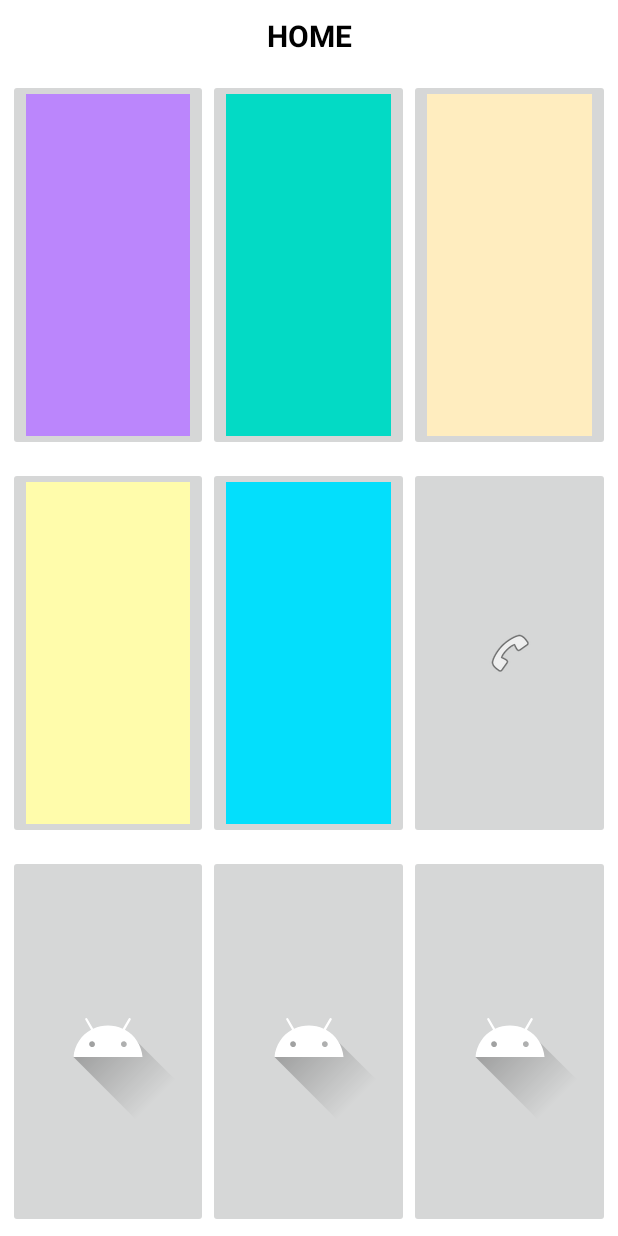
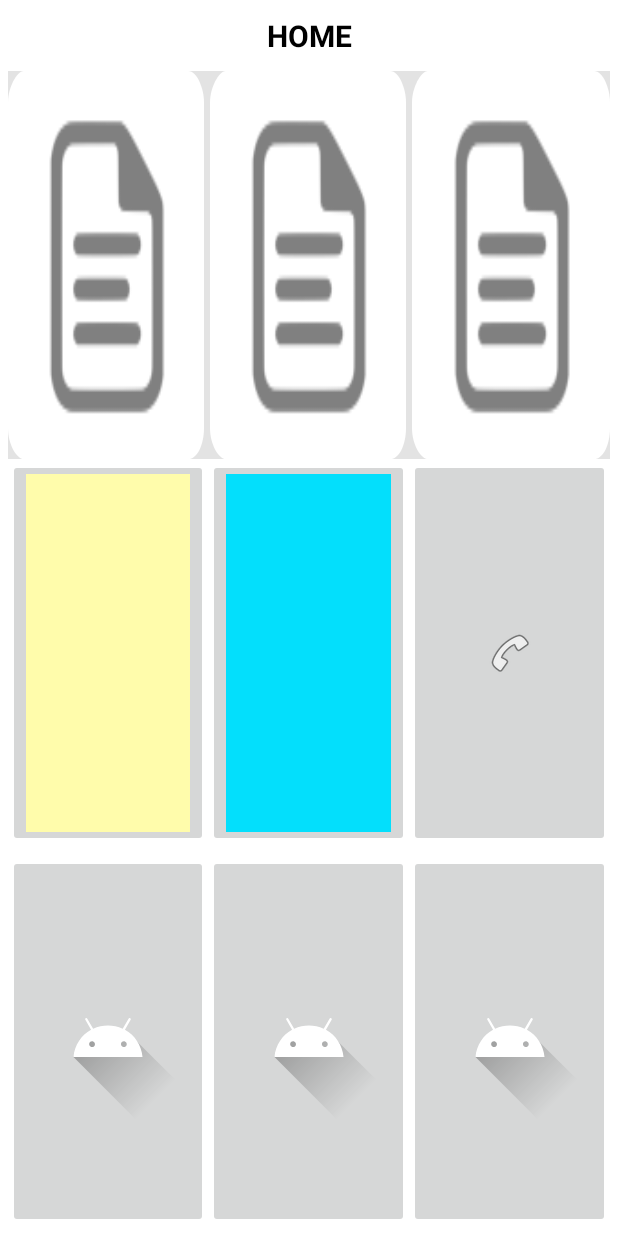
Before and after one commit to Mihai-Razvan/CustomerApp, an Android app: the ActivityMain screen opened directly, with no data from a screen before it, on a phone screen of 412 x 824 dp. Run offline under Robolectric (Android 15) with nearby library versions, the phone set to English and light mode, and no system bars.

Commit message:
started the visual update of the main activity

```diff
--- a/CustomerApp/CustomerApp_Client/app/src/main/java/com/example/customerapp_client/GlobalManager.java
+++ b/CustomerApp/CustomerApp_Client/app/src/main/java/com/example/customerapp_client/GlobalManager.java
@@ -14,7 +14,7 @@ public class GlobalManager {
 
     public static String httpNGROKAddress()
     {
-        return "http://a674-2a02-2f0c-5a09-aa00-2973-816a-31ee-c44d.ngrok.io";
+        return "http://88ae-2a02-2f0c-5a09-aa00-2973-816a-31ee-c44d.ngrok.io";
     }
 
     public static void setClientId(int clientId) {
--- a/CustomerApp/CustomerApp_Client/app/src/main/res/layout/activity_main.xml
+++ b/CustomerApp/CustomerApp_Client/app/src/main/res/layout/activity_main.xml
@@ -49,8 +49,9 @@
                 android:id="@+id/act_main_linear_layout_1"
                 android:layout_width="0dp"
                 android:layout_height="match_parent"
-                android:layout_margin="5dp"
+                android:layout_marginHorizontal="5dp"
                 android:orientation="horizontal"
+                android:background="@color/testColor5"
                 app:layout_constraintBottom_toBottomOf="parent"
                 app:layout_constraintEnd_toEndOf="parent"
                 app:layout_constraintStart_toStartOf="parent"
@@ -60,25 +61,46 @@
                     android:id="@+id/act_main_test_button"
                     android:layout_width="0dp"
                     android:layout_height="match_parent"
-                    android:layout_weight="1"
+                    android:layout_weight="30"
                     android:contentDescription="@string/action_settings"
-                    app:srcCompat="@color/purple_200" />
+                    android:scaleType="fitXY"
+                    android:padding="0dp"
+
+                    app:srcCompat="@mipmap/place_holder" />
+
+                <Space
+                    android:layout_width="0dp"
+                    android:layout_height="1dp"
+                    android:layout_weight="1" >
+                </Space>
 
                 <ImageButton
                     android:id="@+id/act_main_bills_button"
                     android:layout_width="0dp"
                     android:layout_height="match_parent"
-                    android:layout_weight="1"
+                    android:layout_weight="30"
                     android:contentDescription="@string/action_settings"
-                    app:srcCompat="@color/teal_200" />
+                    android:scaleType="fitXY"
+                    android:padding="0dp"
+
+                    app:srcCompat="@mipmap/place_holder" />
+
+                <Space
+                    android:layout_width="0dp"
+                    android:layout_height="1dp"
+                    android:layout_weight="1" >
+                </Space>
 
                 <ImageButton
                     android:id="@+id/act_main_account_button"
                     android:layout_width="0dp"
                     android:layout_height="match_parent"
-                    android:layout_weight="1"
+                    android:layout_weight="30"
                     android:contentDescription="@string/action_settings"
-                    app:srcCompat="@color/testColor" />
+                    android:scaleType="fitXY"
+                    android:padding="0dp"
+
+                    app:srcCompat="@mipmap/place_holder" />
             </LinearLayout>
         </androidx.constraintlayout.widget.ConstraintLayout>
 
@@ -93,7 +115,7 @@
                 android:id="@+id/act_main_linear_layout_2"
                 android:layout_width="0dp"
                 android:layout_height="match_parent"
-                android:layout_margin="5dp"
+                android:layout_marginHorizontal="5dp"
                 android:orientation="horizontal"
                 app:layout_constraintBottom_toBottomOf="parent"
                 app:layout_constraintEnd_toEndOf="parent"
--- /dev/null
+++ b/CustomerApp/CustomerApp_Client/app/src/main/res/mipmap-anydpi-v26/place_holder.xml
@@ -0,0 +1,5 @@
+<?xml version="1.0" encoding="utf-8"?>
+<adaptive-icon xmlns:android="http://schemas.android.com/apk/res/android">
+    <background android:drawable="@color/place_holder_background"/>
+    <foreground android:drawable="@mipmap/icon_test_1"/>
+</adaptive-icon>
--- /dev/null
+++ b/CustomerApp/CustomerApp_Client/app/src/main/res/mipmap-anydpi-v26/place_holder_round.xml
@@ -0,0 +1,5 @@
+<?xml version="1.0" encoding="utf-8"?>
+<adaptive-icon xmlns:android="http://schemas.android.com/apk/res/android">
+    <background android:drawable="@color/place_holder_background"/>
+    <foreground android:drawable="@mipmap/icon_test_1"/>
+</adaptive-icon>
--- /dev/null
+++ b/CustomerApp/CustomerApp_Client/app/src/main/res/values/place_holder_background.xml
@@ -0,0 +1,4 @@
+<?xml version="1.0" encoding="utf-8"?>
+<resources>
+    <color name="place_holder_background">#FFFFFF</color>
+</resources>
```
Also changed, not shown: CustomerApp/CustomerApp_Client/app/src/main/place_holder-playstore.png, CustomerApp/CustomerApp_Client/app/src/main/res/mipmap-hdpi/icon_test_1.png (added), CustomerApp/CustomerApp_Client/app/src/main/res/mipmap-hdpi/test_icon.png (added), CustomerApp/CustomerApp_Client/app/src/main/res/mipmap-mdpi/icon_test_1.png (added), CustomerApp/CustomerApp_Client/app/src/main/res/mipmap-mdpi/test_icon.png (added), CustomerApp/CustomerApp_Client/app/src/main/res/mipmap-xhdpi/icon_test_1.png (added), CustomerApp/CustomerApp_Client/app/src/main/res/mipmap-xhdpi/test_icon.png (added), CustomerApp/CustomerApp_Client/app/src/main/res/mipmap-xxhdpi/icon_test_1.png (added), CustomerApp/CustomerApp_Client/app/src/main/res/mipmap-xxhdpi/test_icon.png (added), CustomerApp/CustomerApp_Client/app/src/main/res/mipmap-xxxhdpi/icon_test_1.png (added), CustomerApp/CustomerApp_Client/app/src/main/res/mipmap-xxxhdpi/test_icon.png (added), 1 other file.
